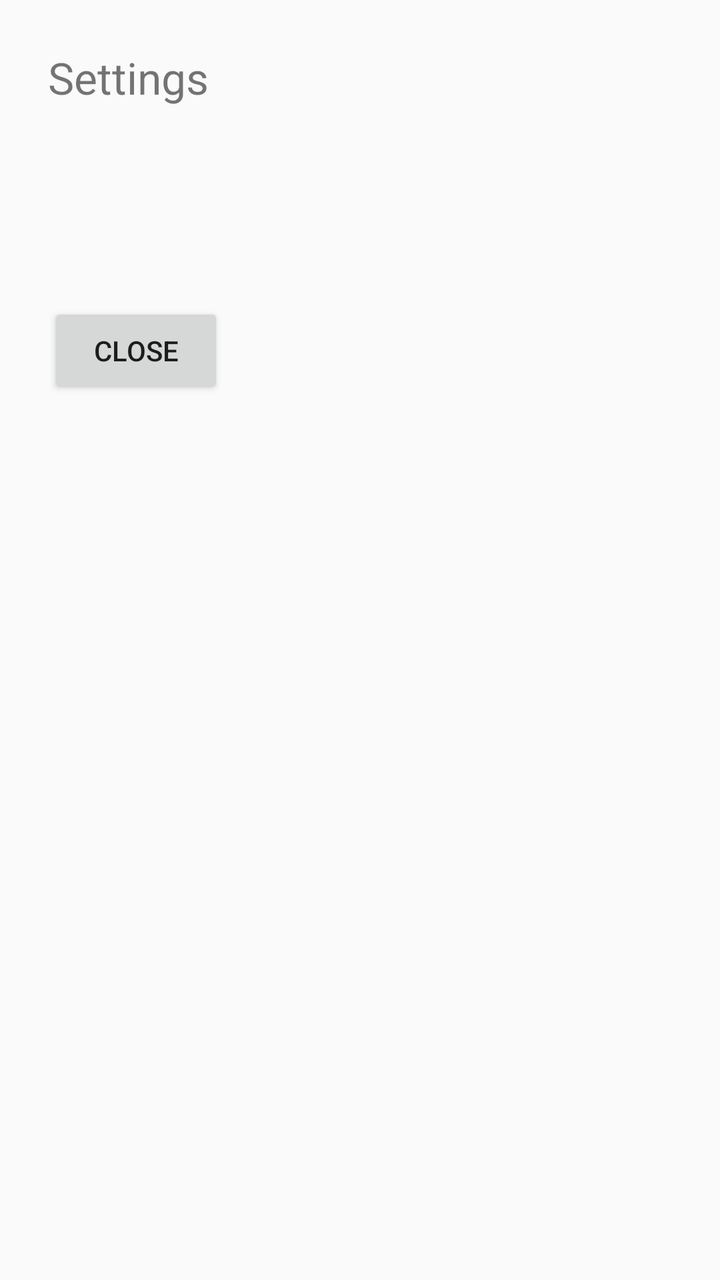
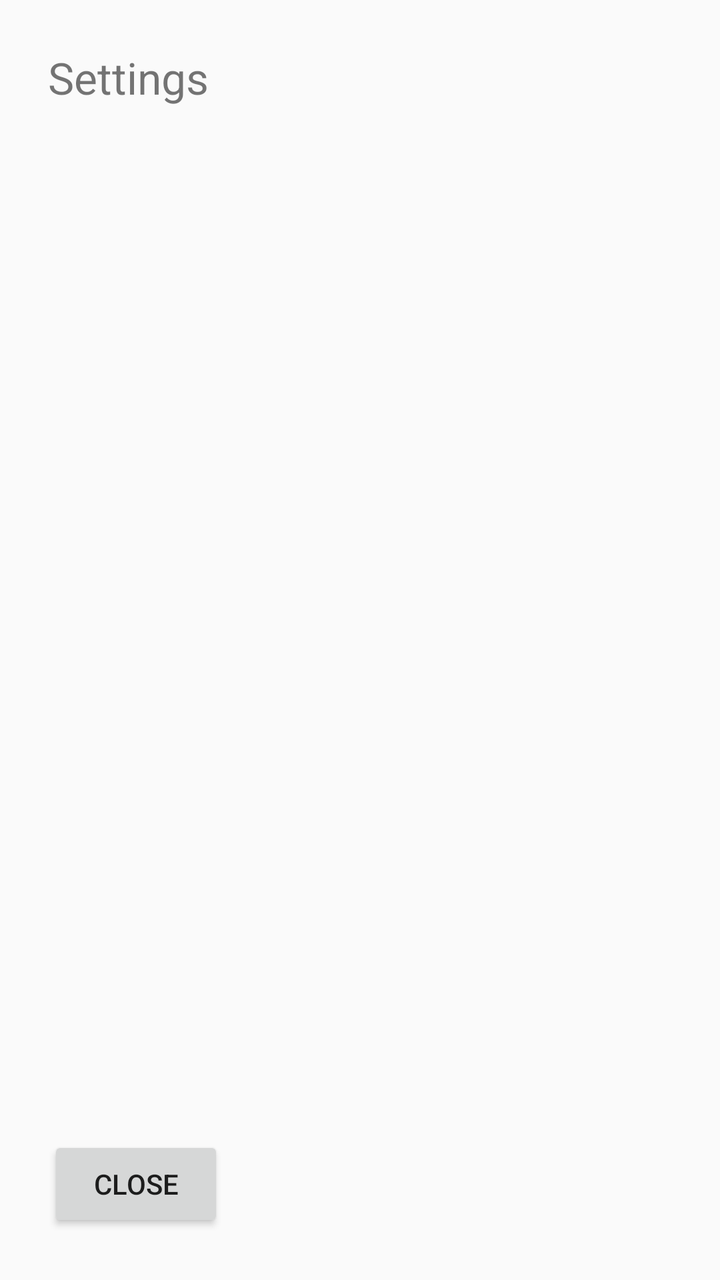

Compare the two renders of this Android layout. The source of the first and the diff that turns it into the second are given below.
<!-- AndroidManifest.xml: another module's application theme Theme.AppCompat.Light.NoActionBar -->
<!-- res/layout/settings.xml -->
<?xml version="1.0" encoding="utf-8"?>
<LinearLayout xmlns:android="http://schemas.android.com/apk/res/android"
    android:layout_width="match_parent"
    android:layout_height="match_parent"
    android:orientation="vertical"
    android:padding="24dp">

    <TextView
        android:id="@+id/settings_title"
        android:layout_width="match_parent"
        android:layout_height="wrap_content"
        android:textSize="22sp"
        android:text="Settings" />

    <TextView
        android:id="@+id/settings_action"
        android:layout_width="match_parent"
        android:layout_height="wrap_content"
        android:paddingTop="12dp"
        android:textSize="15sp"
        android:text="" />

    <TextView
        android:id="@+id/settings_detail"
        android:layout_width="match_parent"
        android:layout_height="wrap_content"
        android:paddingTop="8dp"
        android:textSize="16sp"
        android:text="" />

    <LinearLayout
        android:id="@+id/settings_dynamic_container"
        android:layout_width="match_parent"
        android:layout_height="wrap_content"
        android:orientation="vertical"
        android:paddingTop="16dp" />

    <Button
        android:id="@+id/settings_back"
        android:layout_width="wrap_content"
        android:layout_height="wrap_content"
        android:layout_marginTop="20dp"
        android:text="@string/settings_back" />
</LinearLayout>
<!-- resources referenced by this layout -->
<resources>
  <string name="settings_back">Close</string>
</resources>

<!-- the commit's change to res/layout/settings.xml (unified diff, before → after) -->
@@ -28,12 +28,19 @@
         android:textSize="16sp"
         android:text="" />
 
-    <LinearLayout
-        android:id="@+id/settings_dynamic_container"
+    <ScrollView
+        android:id="@+id/settings_scroll"
         android:layout_width="match_parent"
-        android:layout_height="wrap_content"
-        android:orientation="vertical"
-        android:paddingTop="16dp" />
+        android:layout_height="0dp"
+        android:layout_weight="1">
+
+        <LinearLayout
+            android:id="@+id/settings_dynamic_container"
+            android:layout_width="match_parent"
+            android:layout_height="wrap_content"
+            android:orientation="vertical"
+            android:paddingTop="16dp" />
+    </ScrollView>
 
     <Button
         android:id="@+id/settings_back"
